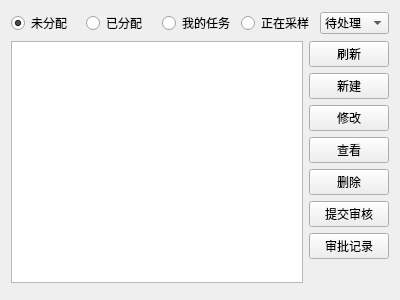
This is src/TaskSheetManager/testmanager.ui in hcc01/ELIMS as Qt 5 draws it before an edit. The edited form follows.
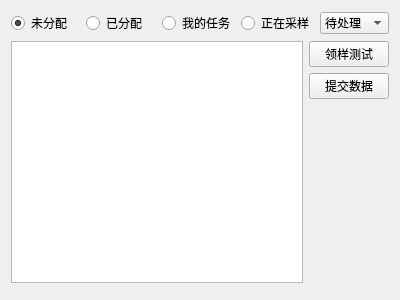
This is the edited form. Custom widgets are drawn as their Qt base class.

```diff
--- a/src/TaskSheetManager/testmanager.ui
+++ b/src/TaskSheetManager/testmanager.ui
@@ -83,49 +83,14 @@
        <item>
         <widget class="QPushButton" name="refleshBtn">
          <property name="text">
-          <string>刷新</string>
-         </property>
-        </widget>
-       </item>
-       <item>
-        <widget class="QPushButton" name="newSheetBtn">
-         <property name="text">
-          <string>新建</string>
-         </property>
-        </widget>
-       </item>
-       <item>
-        <widget class="QPushButton" name="tasksheetEditBtn">
-         <property name="text">
-          <string>修改</string>
-         </property>
-        </widget>
-       </item>
-       <item>
-        <widget class="QPushButton" name="tasksheetViewBtn">
-         <property name="text">
-          <string>查看</string>
-         </property>
-        </widget>
-       </item>
-       <item>
-        <widget class="QPushButton" name="deleteBtn">
-         <property name="text">
-          <string>删除</string>
+          <string>领样测试</string>
          </property>
         </widget>
        </item>
        <item>
         <widget class="QPushButton" name="submitBtn">
          <property name="text">
-          <string>提交审核</string>
-         </property>
-        </widget>
-       </item>
-       <item>
-        <widget class="QPushButton" name="reviewCommentsBtn">
-         <property name="text">
-          <string>审批记录</string>
+          <string>提交数据</string>
          </property>
         </widget>
        </item>
```
Left out of the diff: 2 changed lines with no effect on the pictures.
